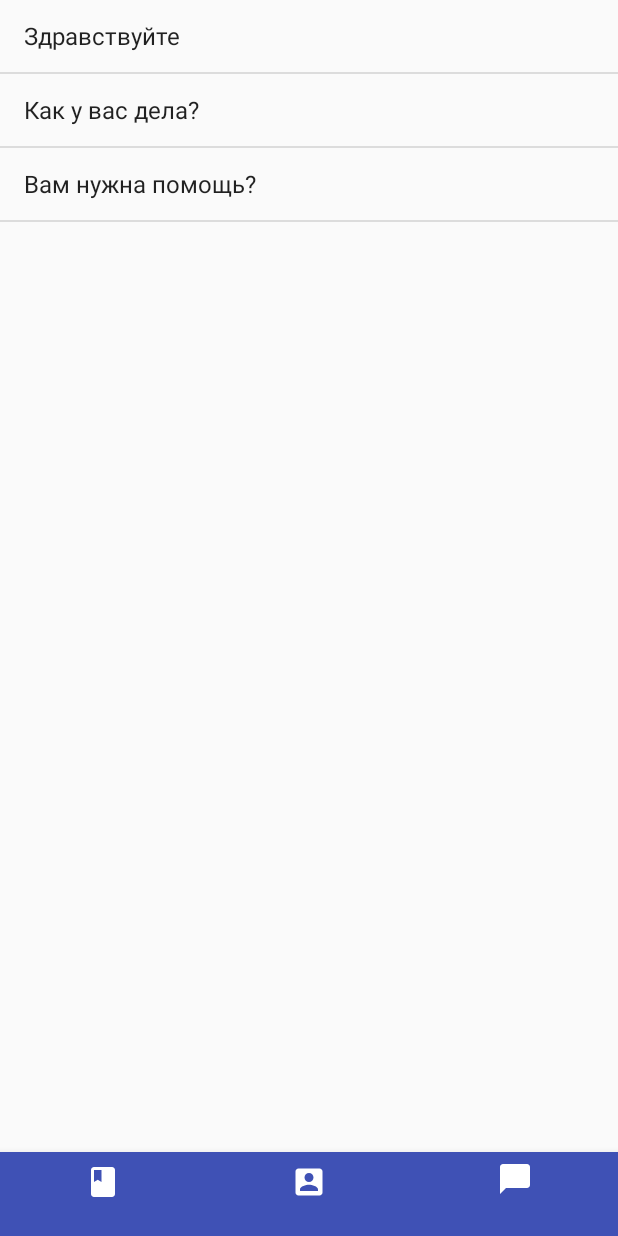
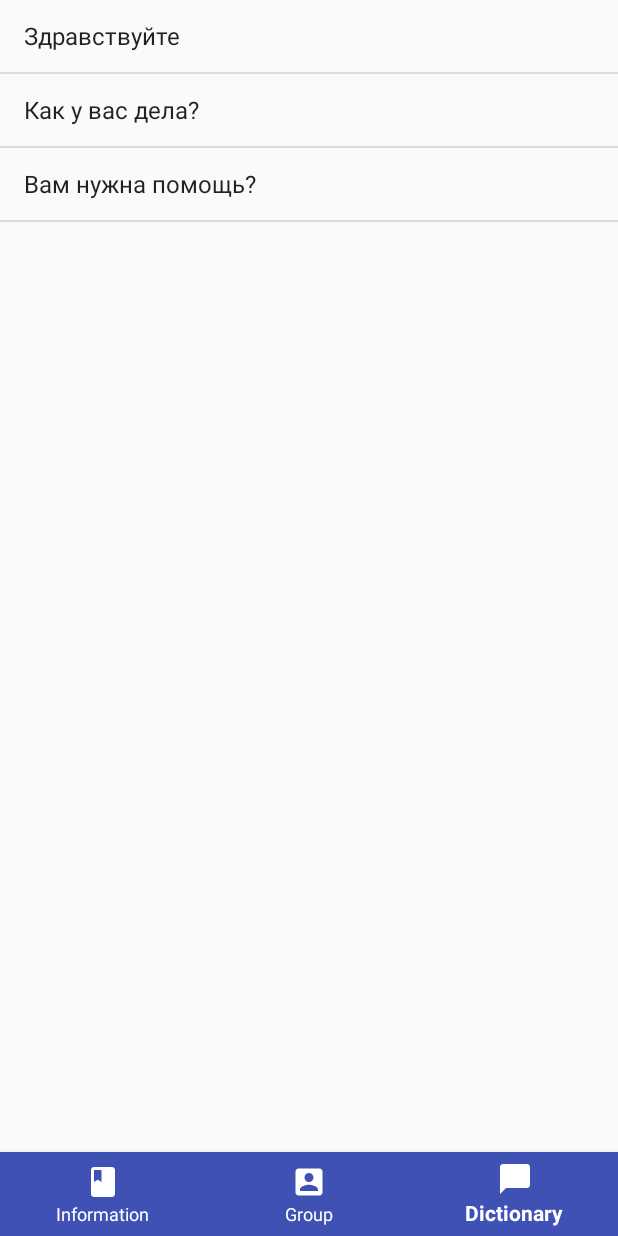
Before and after one commit to Moberd-Dortonkon/Scrolss, an Android app: the screen it shows after launch (MainActivity), item 3 of the bottom bar chosen, on a phone screen of 412 x 824 dp. Run offline under Robolectric (Android 15) with nearby library versions, the light colour scheme and no system bars; libraries missing offline, so code that uses them is left out: com.darwindeveloper.horizontalscrollmenulibrary.

Commit message:
Moberd made some design

```diff
--- a/app/src/main/java/com/example/koolguy/scroll/DictionaryFragment.java
+++ b/app/src/main/java/com/example/koolguy/scroll/DictionaryFragment.java
@@ -40,9 +40,9 @@ public class DictionaryFragment extends ListFragment { //Есть встроен
     View view;
     public View onCreateView(LayoutInflater inflater, ViewGroup container, Bundle savedInstanceState) {
         Resources res=getResources();
-        String[] dict = res.getStringArray(R.array.dictionary);
-        ArrayAdapter<String> dictAdapter=new ArrayAdapter<String>(inflater.getContext(), android.R.layout.simple_list_item_1,dict);
-        //ListView listView = (ListView)view.findViewById(R.id.ListDict);
+        String[] phrases = res.getStringArray(R.array.dictionary);
+        ArrayAdapter<String> dictAdapter=new ArrayAdapter<String>(inflater.getContext(), android.R.layout.simple_list_item_1,phrases);
+
         setListAdapter(dictAdapter);
         return super.onCreateView(inflater, container, savedInstanceState);
     }
--- a/app/src/main/java/com/example/koolguy/scroll/ListDictFragment.java
+++ b/app/src/main/java/com/example/koolguy/scroll/ListDictFragment.java
@@ -9,7 +9,6 @@ import android.view.LayoutInflater;
 import android.view.View;
 import android.view.ViewGroup;
 import android.widget.ArrayAdapter;
-import android.widget.ListView;
 
 
 /**
--- a/app/src/main/res/menu/botton_navigation.xml
+++ b/app/src/main/res/menu/botton_navigation.xml
@@ -4,20 +4,20 @@
     >
     <item
         android:id="@+id/book"
-        android:title=""
+        android:title="Information"
         android:enabled="true"
         android:icon="@drawable/ic_book_black_24dp"
         app:showAsAction="never" />
     <item
         android:id="@+id/account"
         android:enabled="true"
-        android:title=""
+        android:title="Group"
         android:icon="@drawable/ic_account_box_black_24dp"
         app:showAsAction="ifRoom" />
     <item
         android:id="@+id/dictionary"
         android:enabled="true"
-        android:title=""
+        android:title="Dictionary"
         android:icon="@drawable/ic_chat_bubble_black_24dp"
         app:showAsAction="ifRoom" />
 </menu>
--- a/app/src/main/res/values/HandBook.xml
+++ b/app/src/main/res/values/HandBook.xml
@@ -27,9 +27,9 @@
     <string-array name="Places">
         <item>Cafe</item>
         <item>Monuments</item>
-        <item>"Hospitals</item>
-        <item>AirPorts</item>
-        <item>TrainStation</item>
+        <item>Hospitals</item>
+        <item>AirPort</item>
+        <item>TrainStations</item>
     </string-array>
     <string-array name="Cafe">
         <item>McDonalds</item>
```
Also changed, not shown: app/src/main/res/drawable/worldcup.png (added).
